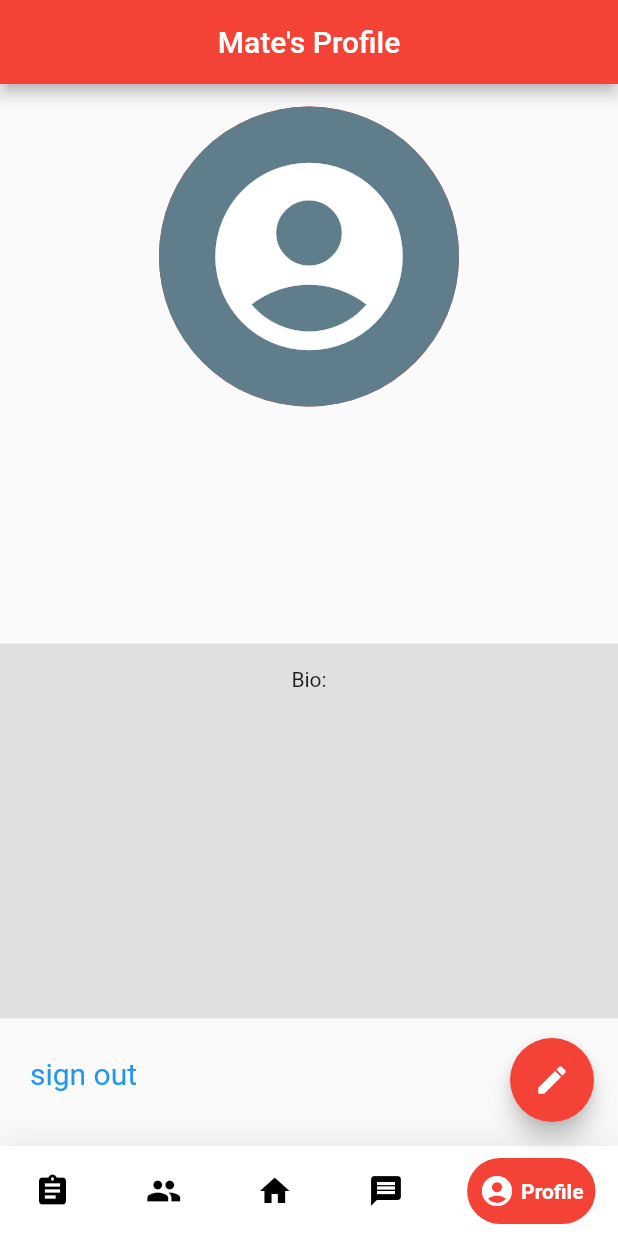
After one commit to Alwalid-Abushanab/AssignMate, a Flutter app: the screen it shows once a user with an empty profile is signed in, item 5 of the bottom bar chosen, on a phone screen of 412 x 824 dp. The commit adds this screen. Run offline on Flutter 3.47's test engine with Material 2 defaults, Android fonts, the phone set to English and light mode, and no system bars; drawn by our look-alikes of google_nav_bar; our stand-ins replace bloc, cloud_firestore, file_picker, firebase_auth, firebase_core, firebase_storage and 5 more; accounts and stored records are empty; network calls fail.

Commit message:
Profile page and Profile editing Completed

```diff
--- a/lib/bottomNavigation/navigation_bar_view.dart
+++ b/lib/bottomNavigation/navigation_bar_view.dart
@@ -1,3 +1,5 @@
+import 'package:assign_mate/database/database.dart';
+import 'package:firebase_auth/firebase_auth.dart';
 import 'package:flutter/material.dart';
 import 'package:google_nav_bar/google_nav_bar.dart';
 import '../routes/route_generator.dart';
@@ -18,7 +20,7 @@ class NavigationBarView extends StatelessWidget {
 
   @override
   Widget build(BuildContext context) {
-    void onTap(int index) {
+    Future<void> onTap(int index) async {
       if (index == assignmentsIndex) {
         Navigator.pushNamed(context, RouteGenerator.assignmentPage);
       } else if (index == groupsIndex) {
@@ -28,7 +30,9 @@ class NavigationBarView extends StatelessWidget {
       } else if (index == DMIndex) {
         Navigator.pushNamed(context, RouteGenerator.dmPage);
       } else if (index == profileIndex) {
-        Navigator.pushNamed(context, RouteGenerator.profilePage);
+        final email  = FirebaseAuth.instance.currentUser!.email!;
+        final username = await Database().getUsernameFromEmail(email);
+        Navigator.pushNamed(context, RouteGenerator.profilePage, arguments: username);
       } else {
         Navigator.pushNamed(context, RouteGenerator.homePage);
       }
--- a/lib/dm/chat/chat_view.dart
+++ b/lib/dm/chat/chat_view.dart
@@ -25,7 +25,7 @@ class ChatView extends StatelessWidget {
       appBar: AppBar(
         centerTitle: true,
         title: GestureDetector(
-          onTap: () {Navigator.pushNamed(context, RouteGenerator.mateProfilePage, arguments: info.receiver);},
+          onTap: () {Navigator.pushNamed(context, RouteGenerator.profilePage, arguments: info.receiver);},
           child: Row(
             children: [
               CircleAvatar(
--- /dev/null
+++ b/lib/profile/cubit/profile_cubit.dart
@@ -0,0 +1,19 @@
+import 'package:bloc/bloc.dart';
+import 'package:firebase_auth/firebase_auth.dart';
+import 'package:meta/meta.dart';
+
+import '../../../database/database.dart';
+
+part 'profile_state.dart';
+
+class ProfileCubit extends Cubit<ProfileState> {
+  ProfileCubit() : super(ProfileInitial());
+
+  Future<void> getUserData(String user) async{
+    emit(ProfileLoading());
+    final email = FirebaseAuth.instance.currentUser!.email!;
+    final currentUser = await Database().getUsernameFromEmail(email);
+    final data = await Database().getUserprofile(user);
+    emit(ProfileLoaded(data: data, currentUserName: currentUser));
+  }
+}
--- /dev/null
+++ b/lib/profile/cubit/profile_state.dart
@@ -0,0 +1,15 @@
+part of 'profile_cubit.dart';
+
+@immutable
+abstract class ProfileState {}
+
+class ProfileInitial extends ProfileState {}
+
+class ProfileLoading extends ProfileState {}
+
+class ProfileLoaded extends ProfileState {
+  final Map<String, dynamic> data;
+  final String currentUserName;
+
+  ProfileLoaded({required this.data, required this.currentUserName});
+}
--- /dev/null
+++ b/lib/profile/profile_page.dart
@@ -0,0 +1,22 @@
+import 'package:flutter/cupertino.dart';
+import 'package:flutter_bloc/flutter_bloc.dart';
+
+import 'cubit/profile_cubit.dart';
+import 'profile_view.dart';
+
+class ProfilePage extends StatelessWidget {
+  final String username;
+  const ProfilePage({Key? key, required this.username}) : super(key: key);
+
+  @override
+  Widget build(BuildContext context) {
+    return MultiBlocProvider(
+      providers: [
+        BlocProvider<ProfileCubit>(
+          create: (context) => ProfileCubit(),
+        ),
+      ],
+      child: ProfileView(username: username,),
+    );
+  }
+}
--- /dev/null
+++ b/lib/profile/profile_view.dart
@@ -0,0 +1,158 @@
+import 'package:firebase_auth/firebase_auth.dart';
+import 'package:flutter/material.dart';
+import 'package:flutter_bloc/flutter_bloc.dart';
+
+import '../bottomNavigation/navigation_bar_view.dart';
+import '../routes/route_generator.dart';
+import 'cubit/profile_cubit.dart';
+
+class ProfileView extends StatelessWidget {
+  final String username;
+
+  const ProfileView({super.key, required this.username});
+
+
+  @override
+  Widget build(BuildContext context) {
+    return BlocBuilder<ProfileCubit, ProfileState>(
+        builder: (context, state) {
+          if (state is ProfileInitial) {
+            context.read<ProfileCubit>().getUserData(username);
+            return Scaffold(
+              appBar: AppBar(
+                centerTitle: true,
+                title: const Text("Mate's Profile"),
+                automaticallyImplyLeading: false,
+              ),
+              body: const CircularProgressIndicator(),
+              bottomNavigationBar: NavigationBarView(
+                  NavigationBarView.profileIndex),
+            );
+          }
+          else if (state is ProfileLoading) {
+            return Scaffold(
+              appBar: AppBar(
+                centerTitle: true,
+                title: const Text("Mate's Profile"),
+                automaticallyImplyLeading: false,
+              ),
+              body: const CircularProgressIndicator(),
+              bottomNavigationBar: NavigationBarView(
+                  NavigationBarView.profileIndex),
+            );
+          }
+          else if (state is ProfileLoaded) {
+            final data = state.data;
+            final user = state.currentUserName;
+
+            return Scaffold(
+              appBar: AppBar(
+                centerTitle: true,
+                title: const Text("Mate's Profile"),
+                automaticallyImplyLeading: false,
+              ),
+              body: Center(
+                child: ListView(
+                  children: [
+                    SizedBox(height: 15,),
+                    CircleAvatar(
+                      radius: 100,
+                      child: data['profilePicUrl'] == "" ?
+                      Container(
+                        width: 200,
+                        height: 200,
+                        decoration: const BoxDecoration(
+                          shape: BoxShape.circle,
+                          color: Colors.blueGrey,
+                        ),
+                        child: const Icon(
+                            Icons.account_circle_rounded, size: 150),
+                      ) : ClipOval(
+                        child: Image.network(
+                          data['profilePicUrl'],
+                          fit: BoxFit.cover,
+                          width: 200,
+                          height: 200,
+                        ),
+                      ),
+                    ),
+                    const SizedBox(height: 30,),
+                    Text(username, textScaleFactor: 3,
+                      textAlign: TextAlign.center,),
+                    const SizedBox(height: 15,),
+                    Text(data['email'], textScaleFactor: 3,
+                      textAlign: TextAlign.center,),
+                    const SizedBox(height: 15,),
+                    user == username ? Container(
+                      color: Colors.grey[300],
+                      height: 250,
+                      child: SingleChildScrollView(
+                        child: Padding(
+                          padding: const EdgeInsets.all(16),
+                          child: Text(
+                            data['bio'] == '' ? "Bio: " : data['bio'],
+                            textScaleFactor: 1,
+                            textAlign: TextAlign.center,
+                          ),
+                        ),
+                      ),
+                    ) : Text(
+                      data['bio'],
+                      textScaleFactor: 1,
+                      textAlign: TextAlign.center,
+                    ),
+                    const SizedBox(height: 25,),
+                    user == username ? Row(
+                      children: [
+                        Padding(
+                          padding: const EdgeInsets.only(left: 20, bottom: 10),
+                          child: GestureDetector(
+                            onTap: () {
+                              FirebaseAuth.instance.signOut();
+                              Navigator.pushNamed(
+                                  context, RouteGenerator.authPage);
+                            },
+                            child: const Text("sign out",
+                              style: TextStyle(
+                                  color: Colors.blue,
+                                  fontSize: 20
+                              ),
+                            ),
+                          ),
+                        ),
+                      ],
+                    ) : const SizedBox.shrink(),
+                  ],
+                ),
+              ),
+
+              floatingActionButton: user == username ?
+              FloatingActionButton(
+                onPressed: () {
+                  Navigator.pushNamed(
+                      context,
+                      RouteGenerator.editProfilePage,
+                      arguments: data);
+                },
+                child: const Icon(Icons.edit),
+              ) : const SizedBox.shrink(),
+              bottomNavigationBar: NavigationBarView(
+                  NavigationBarView.profileIndex),
+            );
+          }
+          else {
+            return Scaffold(
+              appBar: AppBar(
+                centerTitle: true,
+                title: const Text("Mate's Profile"),
+                automaticallyImplyLeading: false,
+              ),
+              body: Text("Something went Wrong"),
+              bottomNavigationBar: NavigationBarView(
+                  NavigationBarView.profileIndex),
+            );
+          }
+        }
+    );
+  }
+}
--- a/lib/routes/route_generator.dart
+++ b/lib/routes/route_generator.dart
@@ -1,5 +1,5 @@
 import 'package:assign_mate/assignments/assignments_page.dart';
-import 'package:assign_mate/dm/mate_profile/mate_profile_page.dart';
+import 'package:assign_mate/profile/profile_page.dart';
 import 'package:assign_mate/routes/unknown_screen.dart';
 import 'package:flutter/foundation.dart';
 import 'package:flutter/material.dart';
@@ -11,6 +11,7 @@ import '../dm/chat/chat_page.dart';
 import '../dm/dm_page.dart';
 import '../dm/info.dart';
 import '../home/home_page.dart';
+import '../profile/editing_profile_view.dart';
 
 class RouteGenerator {
   static const String homePage = '/';
@@ -23,7 +24,7 @@ class RouteGenerator {
   static const String signUpPage = '/signUpPage';
   static const String passwordPage = '/resetPasswordPage';
   static const String dmChatPage = '/dmChatPage';
-  static const String mateProfilePage = '/mateProfilePage';
+  static const String editProfilePage = '/profileEditingPage';
 
 
   //private constructor
@@ -64,10 +65,15 @@ class RouteGenerator {
         return MaterialPageRoute(
           builder: (_) => ChatPage(info: info),
         );
-      case mateProfilePage:
+      case profilePage:
         String username = settings.arguments as String;
         return MaterialPageRoute(
-          builder: (_) => MateProfilePage(username: username),
+          builder: (_) => ProfilePage(username: username),
+        );
+      case editProfilePage:
+        final data = settings.arguments as  Map<String, dynamic>;
+        return MaterialPageRoute(
+          builder: (_) => EditingProfileView(data: data),
         );
     }
     if (kDebugMode) {
```
Also changed, not shown: lib/database/database.dart (+11 -3 lines), lib/dm/mate_profile/cubit/mate_profile_cubit.dart (deleted, +0 -17 lines), lib/dm/mate_profile/cubit/mate_profile_state.dart (deleted, +0 -14 lines), lib/dm/mate_profile/mate_profile_page.dart (deleted, +0 -23 lines), lib/dm/mate_profile/mate_profile_view.dart (deleted, +0 -72 lines), lib/profile/editing_profile_view.dart (added, +185 -0 lines).
